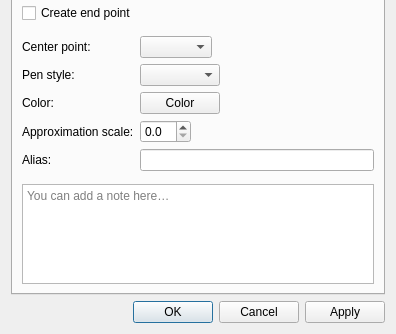
First picture: the form in src/libs/vtools/dialogs/tools/dialogellipticalarc.ui, repository equinox-patterns/Ostara, before the edit; both pictures show x 0 to 396 and y 299 to 633 of the 396 by 633 pixel window.
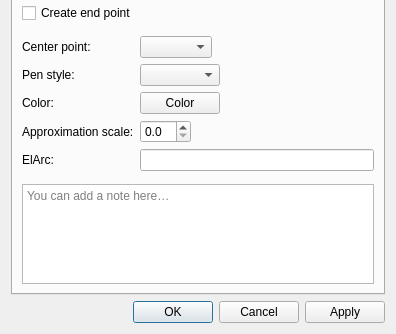
Second picture: the form after the edit. Icons and pictures are not drawn. Custom widgets are drawn as their Qt base class.

Diff of the .ui file:
```diff
--- a/src/libs/vtools/dialogs/tools/dialogellipticalarc.ui
+++ b/src/libs/vtools/dialogs/tools/dialogellipticalarc.ui
@@ -147,7 +147,7 @@
          <item row="4" column="0">
           <widget class="QLabel" name="labelAlias">
            <property name="text">
-            <string>Alias:</string>
+            <string>ElArc:</string>
            </property>
           </widget>
          </item>
```
